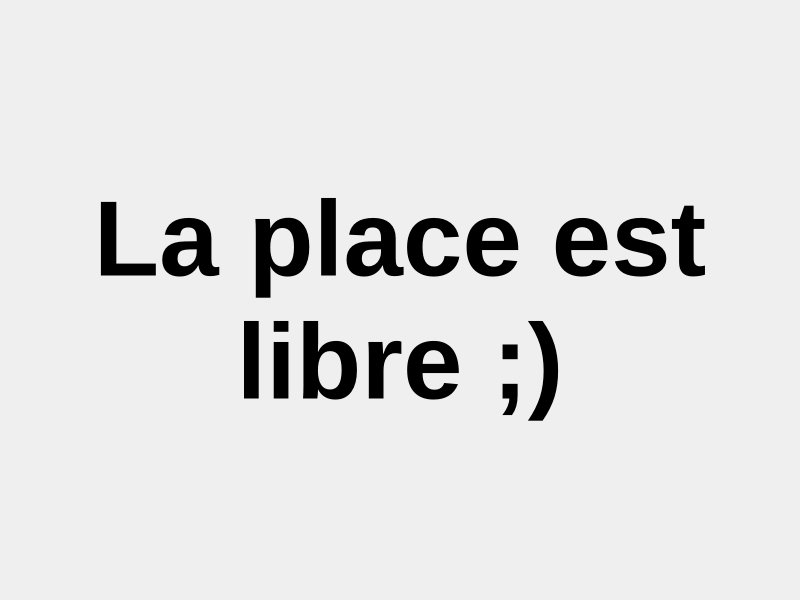
The window that freepad/plugins/mainwindowplugin/mainwindow.ui (FreeHealth/freehealth) describes before a commit, drawn with Qt 5.
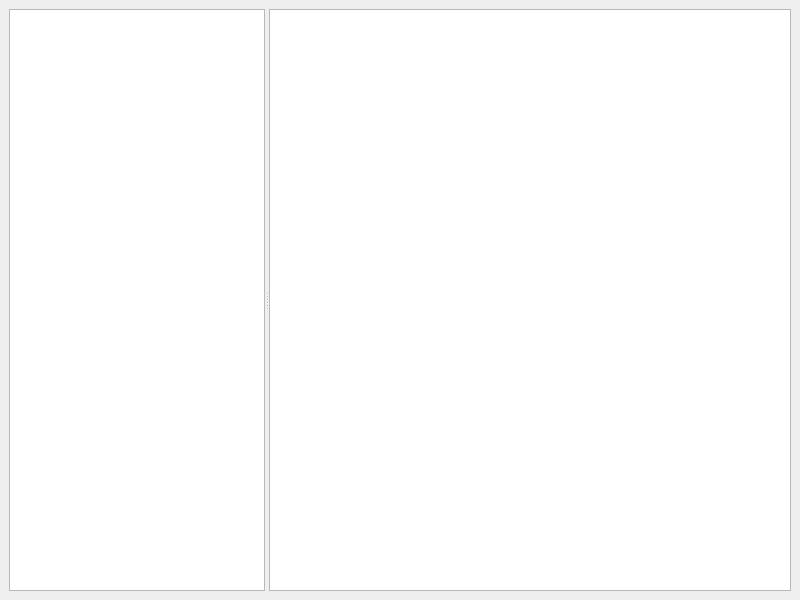
The same window after the commit.

The edit to the form file:
```diff
--- a/freepad/plugins/mainwindowplugin/mainwindow.ui
+++ b/freepad/plugins/mainwindowplugin/mainwindow.ui
@@ -13,23 +13,29 @@
   <widget class="QWidget" name="centralwidget">
    <layout class="QGridLayout" name="gridLayout_2">
     <item row="0" column="0">
-     <widget class="QLabel" name="label">
-      <property name="font">
-       <font>
-        <pointsize>80</pointsize>
-        <weight>75</weight>
-        <bold>true</bold>
-       </font>
+     <widget class="QSplitter" name="splitter">
+      <property name="orientation">
+       <enum>Qt::Horizontal</enum>
       </property>
-      <property name="text">
-       <string>La place est libre ;)</string>
+      <property name="childrenCollapsible">
+       <bool>false</bool>
       </property>
-      <property name="alignment">
-       <set>Qt::AlignCenter</set>
-      </property>
-      <property name="wordWrap">
-       <bool>true</bool>
-      </property>
+      <widget class="QTreeView" name="tokensTreeView">
+       <property name="sizePolicy">
+        <sizepolicy hsizetype="Expanding" vsizetype="Expanding">
+         <horstretch>0</horstretch>
+         <verstretch>0</verstretch>
+        </sizepolicy>
+       </property>
+      </widget>
+      <widget class="QTextEdit" name="padTextEdit">
+       <property name="sizePolicy">
+        <sizepolicy hsizetype="Expanding" vsizetype="Expanding">
+         <horstretch>1</horstretch>
+         <verstretch>0</verstretch>
+        </sizepolicy>
+       </property>
+      </widget>
      </widget>
     </item>
    </layout>
```
Left out of the diff: 2 changed lines with no effect on the pictures.
